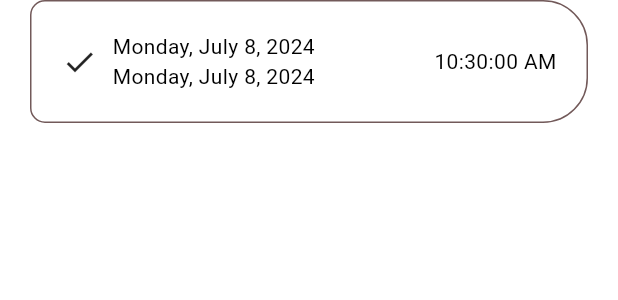
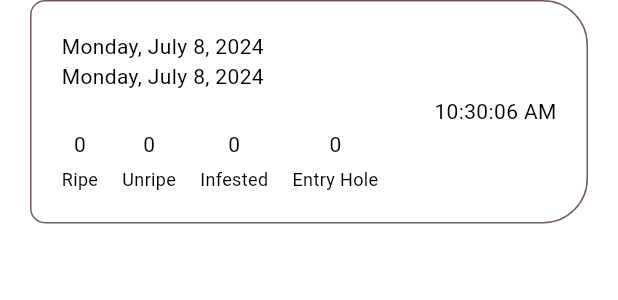
Before and after one commit to Tristaaaaan/suri, a Flutter app: the InformationContainer widget shown alone on an empty page, opened directly with empty values, on a phone screen of 412 x 824 dp. Shown: the top 300 px of the screen. Run offline on Flutter 3.47's test engine with Material 3 defaults, Android fonts, the phone set to English and light mode, and no system bars; our stand-ins replace awesome_notifications, cloud_firestore, firebase_auth, firebase_core, firebase_messaging, flutter_svg and 5 more; missing offline and left inert: firebase_app_check; accounts and stored records are empty; generated files the repository leaves out were written again.

```diff
--- a/lib/components/container/info_container.dart
+++ b/lib/components/container/info_container.dart
@@ -12,6 +12,7 @@ class InformationContainer extends StatelessWidget {
 
   @override
   Widget build(BuildContext context) {
+    final ClassificationModel classification = data.classCounts;
     return GestureDetector(
       onTap: () {
         showInfoDialog(
@@ -39,21 +40,59 @@ class InformationContainer extends StatelessWidget {
         child: Row(
           mainAxisAlignment: MainAxisAlignment.spaceBetween,
           children: [
-            Row(
+            Column(
+              crossAxisAlignment: CrossAxisAlignment.start,
               children: [
-                const Icon(Icons.check),
+                Row(
+                  children: [
+                    Column(
+                      crossAxisAlignment: CrossAxisAlignment.start,
+                      children: [
+                        Text(
+                          DateFormat('EEEE, MMMM d, yyyy')
+                              .format(data.timestamp),
+                        ),
+                        Text(
+                          DateFormat('EEEE, MMMM d, yyyy')
+                              .format(data.timestamp),
+                        ),
+                      ],
+                    )
+                  ],
+                ),
                 const SizedBox(
-                  width: 10,
+                  height: 25,
                 ),
-                Column(
-                  crossAxisAlignment: CrossAxisAlignment.start,
+                Row(
                   children: [
-                    Text(
-                      DateFormat('EEEE, MMMM d, yyyy').format(data.timestamp),
+                    ResultBox(
+                      type: "Ripe",
+                      count: classification.ripe.toString(),
                     ),
-                    Text(
-                      DateFormat('EEEE, MMMM d, yyyy').format(data.timestamp),
+                    VerticalDivider(
+                        thickness: 4,
+                        color: Theme.of(context).colorScheme.primary),
+                    ResultBox(
+                      type: "Unripe",
+                      count: classification.unripe.toString(),
                     ),
+                    VerticalDivider(
+                        thickness: 4,
+                        color: Theme.of(context).colorScheme.primary),
+                    ResultBox(
+                      type: "Infested",
+                      count: classification.infectedBerry.toString(),
+                    ),
+                    VerticalDivider(
+                        thickness: 4,
+                        color: Theme.of(context).colorScheme.primary),
+                    ResultBox(
+                      type: "Entry Hole",
+                      count: classification.entryHole.toString(),
+                    ),
+                    VerticalDivider(
+                        thickness: 4,
+                        color: Theme.of(context).colorScheme.primary),
                   ],
                 )
               ],
@@ -67,3 +106,27 @@ class InformationContainer extends StatelessWidget {
     );
   }
 }
+
+class ResultBox extends StatelessWidget {
+  final String count;
+  final String type;
+  const ResultBox({
+    super.key,
+    required this.count,
+    required this.type,
+  });
+
+  @override
+  Widget build(BuildContext context) {
+    return Column(children: [
+      Text(count),
+      const SizedBox(
+        height: 5,
+      ),
+      Text(
+        type,
+        style: const TextStyle(fontSize: 12),
+      ),
+    ]);
+  }
+}
```
Also changed, not shown: lib/functions/current_datetime.dart (added, +12 -0 lines), lib/provider/data/detection_provider.dart (+8 -3 lines), lib/services/messaging/message_services.dart (+20 -0 lines).
